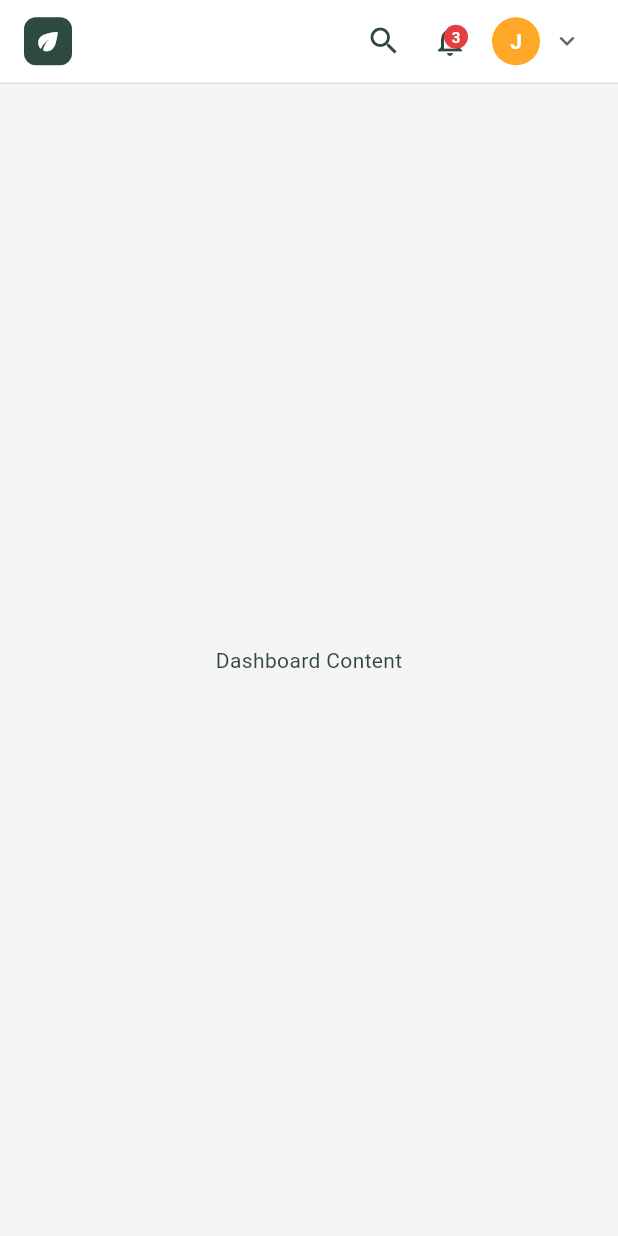
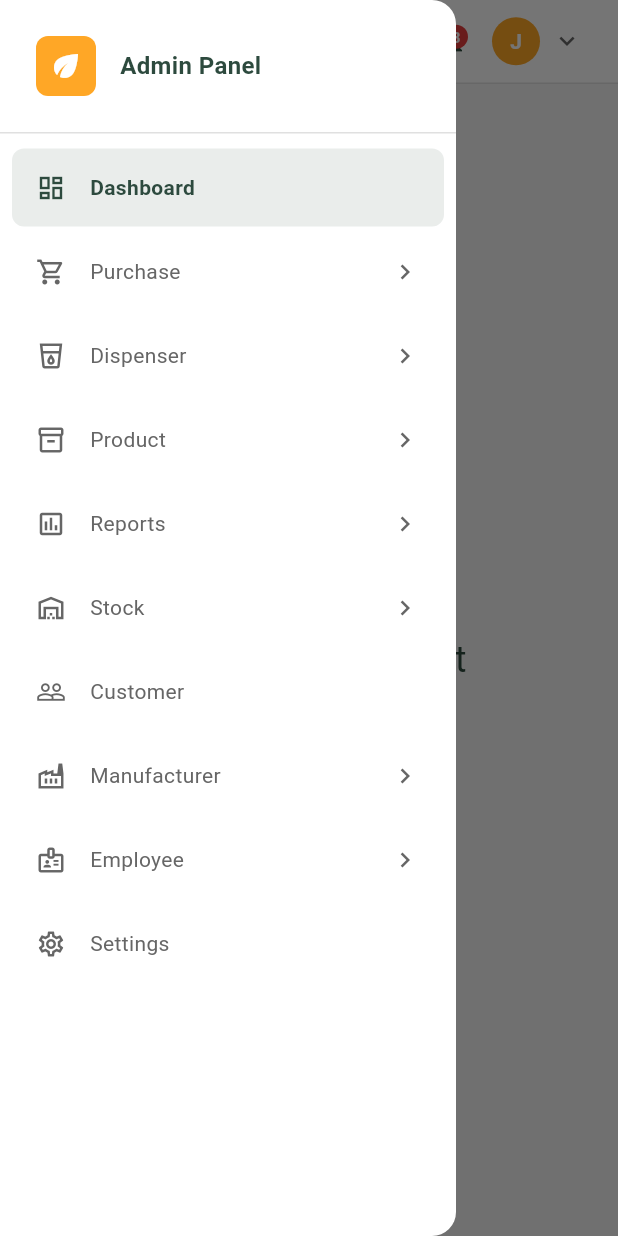
Before and after one commit to majharul-islam181/pharmacy_admin_dashboard, a Flutter app: the screen it shows after launch, with the side drawer open (before the commit the screen has no drawer), on a phone screen of 412 x 824 dp. Run offline on Flutter 3.47's test engine with Material 3 defaults, Android fonts, the light colour scheme and no system bars.

Commit message:
Refactor header view to include mobile menu icon and update main layout structure

```diff
--- a/lib/features/header/view_model/header_view_model.dart
+++ b/lib/features/header/view_model/header_view_model.dart
@@ -14,6 +14,7 @@ class HeaderViewModel extends ChangeNotifier {
 
   String get currentRoute => _currentRoute;
   UserModel get currentUser => _currentUser;
+
 
   List<NavigationItemModel> get navigationItems => [
     NavigationItemModel(
--- a/lib/features/header/views/widgets/app_logo.dart
+++ b/lib/features/header/views/widgets/app_logo.dart
@@ -8,8 +8,23 @@ class AppLogo extends StatelessWidget {
   @override
   Widget build(BuildContext context) {
     final logoSize = ResponsiveUtils.getLogoSize(context);
+    final isMobile = ResponsiveUtils.isMobile(context) || ResponsiveUtils.isTablet(context);
 
-    return Container(
+    return Row(
+      mainAxisSize: MainAxisSize.min,
+      children: [
+        // Menu icon for mobile/tablet
+        if (isMobile)
+          IconButton(
+            onPressed: () => Scaffold.of(context).openDrawer(),
+            icon: const Icon(
+              Icons.menu,
+              color: AppColors.iconPrimary,
+            ),
+          ),
+
+        // Logo
+        Container(
           width: logoSize,
           height: logoSize,
           decoration: BoxDecoration(
@@ -21,6 +36,8 @@ class AppLogo extends StatelessWidget {
             color: Colors.white,
             size: logoSize * 0.6,
           ),
+        ),
+      ],
     );
   }
 }
--- /dev/null
+++ b/lib/features/sidebar/view_model/sidebar_view_model.dart
@@ -0,0 +1,110 @@
+import 'package:flutter/material.dart';
+import '../model/sidebar_item_model.dart';
+
+class SidebarViewModel extends ChangeNotifier {
+  String _activeRoute = '/dashboard';
+  final Map<String, bool> _expandedItems = {};
+
+  String get activeRoute => _activeRoute;
+
+  List<SidebarItemModel> get sidebarItems => [
+    SidebarItemModel(
+      id: 'dashboard',
+      title: 'Dashboard',
+      icon: Icons.dashboard_outlined,
+      route: '/dashboard',
+      isActive: _activeRoute == '/dashboard',
+    ),
+    SidebarItemModel(
+      id: 'purchase',
+      title: 'Purchase',
+      icon: Icons.shopping_cart_outlined,
+      route: '/purchase',
+      hasSubItems: true,
+      isExpanded: _expandedItems['purchase'] ?? false,
+      isActive: _activeRoute.startsWith('/purchase'),
+    ),
+    SidebarItemModel(
+      id: 'dispenser',
+      title: 'Dispenser',
+      icon: Icons.local_drink_outlined,
+      route: '/dispenser',
+      hasSubItems: true,
+      isExpanded: _expandedItems['dispenser'] ?? false,
+      isActive: _activeRoute.startsWith('/dispenser'),
+    ),
+    SidebarItemModel(
+      id: 'product',
+      title: 'Product',
+      icon: Icons.inventory_2_outlined,
+      route: '/product',
+      hasSubItems: true,
+      isExpanded: _expandedItems['product'] ?? false,
+      isActive: _activeRoute.startsWith('/product'),
+    ),
+    SidebarItemModel(
+      id: 'reports',
+      title: 'Reports',
+      icon: Icons.assessment_outlined,
+      route: '/reports',
+      hasSubItems: true,
+      isExpanded: _expandedItems['reports'] ?? false,
+      isActive: _activeRoute.startsWith('/reports'),
+    ),
+    SidebarItemModel(
+      id: 'stock',
+      title: 'Stock',
+      icon: Icons.warehouse_outlined,
+      route: '/stock',
+      hasSubItems: true,
+      isExpanded: _expandedItems['stock'] ?? false,
+      isActive: _activeRoute.startsWith('/stock'),
+    ),
+    SidebarItemModel(
+      id: 'customer',
+      title: 'Customer',
+      icon: Icons.people_outline,
+      route: '/customer',
+      isActive: _activeRoute == '/customer',
+    ),
+    SidebarItemModel(
+      id: 'manufacturer',
+      title: 'Manufacturer',
+      icon: Icons.factory_outlined,
+      route: '/manufacturer',
+      hasSubItems: true,
+      isExpanded: _expandedItems['manufacturer'] ?? false,
+      isActive: _activeRoute.startsWith('/manufacturer'),
+    ),
+    SidebarItemModel(
+      id: 'employee',
+      title: 'Employee',
+      icon: Icons.badge_outlined,
+      route: '/employee',
+      hasSubItems: true,
+      isExpanded: _expandedItems['employee'] ?? false,
+      isActive: _activeRoute.startsWith('/employee'),
+    ),
+    SidebarItemModel(
+      id: 'settings',
+      title: 'Settings',
+      icon: Icons.settings_outlined,
+      route: '/settings',
+      isActive: _activeRoute == '/settings',
+    ),
+  ];
+
+  void navigateToRoute(String route) {
+    _activeRoute = route;
+    notifyListeners();
+  }
+
+  void toggleExpansion(String itemId) {
+    _expandedItems[itemId] = !(_expandedItems[itemId] ?? false);
+    notifyListeners();
+  }
+
+  bool isItemExpanded(String itemId) {
+    return _expandedItems[itemId] ?? false;
+  }
+}
--- /dev/null
+++ b/lib/features/sidebar/views/app_layout.dart
@@ -0,0 +1,68 @@
+import 'package:flutter/material.dart';
+import 'package:provider/provider.dart';
+import '../../../core/utils/responsive_utils.dart';
+import '../../header/views/header_view.dart';
+import '../../sidebar/views/sidebar_view.dart';
+import '../../sidebar/views/mobile_drawer.dart';
+import '../view_model/sidebar_view_model.dart';
+
+class AppLayout extends StatelessWidget {
+  final Widget child;
+
+  const AppLayout({
+    super.key,
+    required this.child,
+  });
+
+  @override
+  Widget build(BuildContext context) {
+    return MultiProvider(
+      providers: [
+        ChangeNotifierProvider(create: (_) => SidebarViewModel()),
+      ],
+      child: Builder(
+        builder: (context) {
+          final isDesktop = ResponsiveUtils.isDesktop(context);
+
+          if (isDesktop) {
+            return _buildDesktopLayout(context);
+          } else {
+            return _buildMobileLayout(context);
+          }
+        },
+      ),
+    );
+  }
+
+  Widget _buildDesktopLayout(BuildContext context) {
+    return Scaffold(
+      body: Row(
+        children: [
+          // Persistent Sidebar
+          const SidebarView(),
+
+          // Main Content
+          Expanded(
+            child: Column(
+              children: [
+                const HeaderView(),
+                Expanded(child: child),
+              ],
+            ),
+          ),
+        ],
+      ),
+    );
+  }
+
+  Widget _buildMobileLayout(BuildContext context) {
+    return Scaffold(
+      appBar: PreferredSize(
+        preferredSize: Size.fromHeight(ResponsiveUtils.getHeaderHeight(context)),
+        child: const HeaderView(),
+      ),
+      drawer: const MobileDrawer(),
+      body: child,
+    );
+  }
+}
--- /dev/null
+++ b/lib/features/sidebar/views/mobile_drawer.dart
@@ -0,0 +1,48 @@
+import 'package:flutter/material.dart';
+import 'package:provider/provider.dart';
+import '../../../core/constants/app_colors.dart';
+import '../view_model/sidebar_view_model.dart';
+import 'widgets/sidebar_header.dart';
+import 'widgets/sidebar_item.dart';
+
+class MobileDrawer extends StatelessWidget {
+  const MobileDrawer({super.key});
+
+  @override
+  Widget build(BuildContext context) {
+    return Drawer(
+      backgroundColor: AppColors.surface,
+      child: Column(
+        children: [
+          // Custom header instead of DrawerHeader
+          const SidebarHeader(),
+
+          Expanded(
+            child: Consumer<SidebarViewModel>(
+              builder: (context, viewModel, child) {
+                return ListView.builder(
+                  padding: const EdgeInsets.symmetric(vertical: 8),
+                  itemCount: viewModel.sidebarItems.length,
+                  itemBuilder: (context, index) {
+                    final item = viewModel.sidebarItems[index];
+                    return SidebarItem(
+                      item: item,
+                      onTap: () {
+                        viewModel.navigateToRoute(item.route);
+                        Navigator.of(context)
+                            .pop(); // Close drawer after navigation
+                      },
+                      onExpansionToggle: item.hasSubItems
+                          ? () => viewModel.toggleExpansion(item.id)
+                          : null,
+                    );
+                  },
+                );
+              },
+            ),
+          ),
+        ],
+      ),
+    );
+  }
+}
--- /dev/null
+++ b/lib/features/sidebar/views/sidebar_view.dart
@@ -0,0 +1,59 @@
+import 'package:flutter/material.dart';
+import 'package:provider/provider.dart';
+import '../../../core/constants/app_colors.dart';
+import '../../../core/constants/app_dimensions.dart';
+import '../view_model/sidebar_view_model.dart';
+import 'widgets/sidebar_header.dart';
+import 'widgets/sidebar_item.dart';
+
+class SidebarView extends StatelessWidget {
+  final double width;
+
+  const SidebarView({
+    super.key,
+    this.width = 280,
+  });
+
+  @override
+  Widget build(BuildContext context) {
+    return Container(
+      width: width,
+      decoration: const BoxDecoration(
+        color: AppColors.surface,
+        border: Border(
+          right: BorderSide(
+            color: AppColors.border,
+            width: 1,
+          ),
+        ),
+      ),
+      child: Column(
+        children: [
+          const SidebarHeader(),
+          Expanded(
+            child: Consumer<SidebarViewModel>(
+              builder: (context, viewModel, child) {
+                return ListView.builder(
+                  padding: const EdgeInsets.symmetric(
+                    vertical: AppDimensions.paddingMedium,
+                  ),
+                  itemCount: viewModel.sidebarItems.length,
+                  itemBuilder: (context, index) {
+                    final item = viewModel.sidebarItems[index];
+                    return SidebarItem(
+                      item: item,
+                      onTap: () => viewModel.navigateToRoute(item.route),
+                      onExpansionToggle: item.hasSubItems
+                          ? () => viewModel.toggleExpansion(item.id)
+                          : null,
+                    );
+                  },
+                );
+              },
+            ),
+          ),
+        ],
+      ),
+    );
+  }
+}
--- /dev/null
+++ b/lib/features/sidebar/views/widgets/sidebar_header.dart
@@ -0,0 +1,50 @@
+import 'package:flutter/material.dart';
+import '../../../../core/constants/app_colors.dart';
+import '../../../../core/constants/app_dimensions.dart';
+
+class SidebarHeader extends StatelessWidget {
+  const SidebarHeader({super.key});
+
+  @override
+  Widget build(BuildContext context) {
+    return Container(
+      padding: const EdgeInsets.all(AppDimensions.paddingLarge),
+      decoration: const BoxDecoration(
+        border: Border(
+          bottom: BorderSide(
+            color: AppColors.border,
+            width: 1,
+          ),
+        ),
+      ),
+      child: Row(
+        children: [
+          Container(
+            width: 40,
+            height: 40,
+            decoration: BoxDecoration(
+              color: AppColors.profileBackground,
+              borderRadius: BorderRadius.circular(AppDimensions.radiusMedium),
+            ),
+            child: const Icon(
+              Icons.eco,
+              color: Colors.white,
+              size: 24,
+            ),
+          ),
+          const SizedBox(width: AppDimensions.paddingMedium),
+          const Expanded(
+            child: Text(
+              'Admin Panel',
+              style: TextStyle(
+                fontSize: 16,
+                fontWeight: FontWeight.w600,
+                color: AppColors.textPrimary,
+              ),
+            ),
+          ),
+        ],
+      ),
+    );
+  }
+}
--- /dev/null
+++ b/lib/features/sidebar/views/widgets/sidebar_item.dart
@@ -0,0 +1,120 @@
+import 'package:flutter/material.dart';
+import '../../../../core/constants/app_colors.dart';
+import '../../../../core/constants/app_dimensions.dart';
+import '../../model/sidebar_item_model.dart';
+
+class SidebarItem extends StatelessWidget {
+  final SidebarItemModel item;
+  final VoidCallback onTap;
+  final VoidCallback? onExpansionToggle;
+
+  const SidebarItem({
+    super.key,
+    required this.item,
+    required this.onTap,
+    this.onExpansionToggle,
+  });
+
+  @override
+  Widget build(BuildContext context) {
+    return Column(
+      children: [
+        InkWell(
+          onTap: item.hasSubItems ? onExpansionToggle : onTap,
+          child: Container(
+            margin: const EdgeInsets.symmetric(
+              horizontal: AppDimensions.paddingSmall,
+              vertical: 2,
+            ),
+            decoration: BoxDecoration(
+              color: item.isActive ? AppColors.primary.withOpacity(0.1) : Colors.transparent,
+              borderRadius: BorderRadius.circular(AppDimensions.radiusMedium),
+            ),
+            child: Padding(
+              padding: const EdgeInsets.symmetric(
+                horizontal: AppDimensions.paddingMedium,
+                vertical: AppDimensions.paddingMedium,
+              ),
+              child: Row(
+                children: [
+                  Icon(
+                    item.icon,
+                    size: AppDimensions.iconMedium,
+                    color: item.isActive ? AppColors.primary : AppColors.iconSecondary,
+                  ),
+                  const SizedBox(width: AppDimensions.paddingMedium),
+                  Expanded(
+                    child: Text(
+                      item.title,
+                      style: TextStyle(
+                        fontSize: 14,
+                        fontWeight: item.isActive ? FontWeight.w600 : FontWeight.w400,
+                        color: item.isActive ? AppColors.primary : AppColors.textSecondary,
+                      ),
+                    ),
+                  ),
+                  if (item.hasSubItems)
+                    Icon(
+                      item.isExpanded ? Icons.keyboard_arrow_down : Icons.keyboard_arrow_right,
+                      size: AppDimensions.iconMedium,
+                      color: AppColors.iconSecondary,
+                    ),
+                ],
+              ),
+            ),
+          ),
+        ),
+        // Animated expansion for sub-items (placeholder for future implementation)
+        if (item.hasSubItems && item.isExpanded)
+          Container(
+            margin: const EdgeInsets.only(left: AppDimensions.paddingLarge),
+            child: Column(
+              children: [
+                // Placeholder for sub-items
+                _buildSubItem('Sub Item 1'),
+                _buildSubItem('Sub Item 2'),
+              ],
+            ),
+          ),
+      ],
+    );
+  }
+
+  Widget _buildSubItem(String title) {
+    return InkWell(
+      onTap: onTap,
+      child: Container(
+        margin: const EdgeInsets.symmetric(
+          horizontal: AppDimensions.paddingSmall,
+          vertical: 1,
+        ),
+        child: Padding(
+          padding: const EdgeInsets.symmetric(
+            horizontal: AppDimensions.paddingMedium,
+            vertical: AppDimensions.paddingSmall,
+          ),
+          child: Row(
+            children: [
+              const SizedBox(width: AppDimensions.paddingMedium),
+              Icon(
+                Icons.circle,
+                size: 6,
+                color: AppColors.iconSecondary,
+              ),
+              const SizedBox(width: AppDimensions.paddingMedium),
+              Expanded(
+                child: Text(
+                  title,
+                  style: const TextStyle(
+                    fontSize: 13,
+                    color: AppColors.textSecondary,
+                  ),
+                ),
+              ),
+            ],
+          ),
+        ),
+      ),
+    );
+  }
+}
--- a/lib/main.dart
+++ b/lib/main.dart
@@ -1,9 +1,8 @@
 import 'package:flutter/material.dart';
 import 'package:provider/provider.dart';
 import 'core/theme/app_theme.dart';
-import 'features/header/views/header_view.dart';
 import 'features/header/view_model/header_view_model.dart';
-
+import 'features/sidebar/views/app_layout.dart';
 
 void main() {
   runApp(const MyApp());
@@ -33,16 +32,12 @@ class HomePage extends StatelessWidget {
 
   @override
   Widget build(BuildContext context) {
-    return const Scaffold(
-      body: Column(
-        children: [
-          HeaderView(),
-          Expanded(
-            child: Center(
-              child: Text('Dashboard Content'),
-            ),
-          ),
-        ],
+    return const AppLayout(
+      child: Center(
+        child: Text(
+          'Dashboard Content',
+          style: TextStyle(fontSize: 24),
+        ),
       ),
     );
   }
```
Lines whose indentation alone changed are shown as unchanged.
